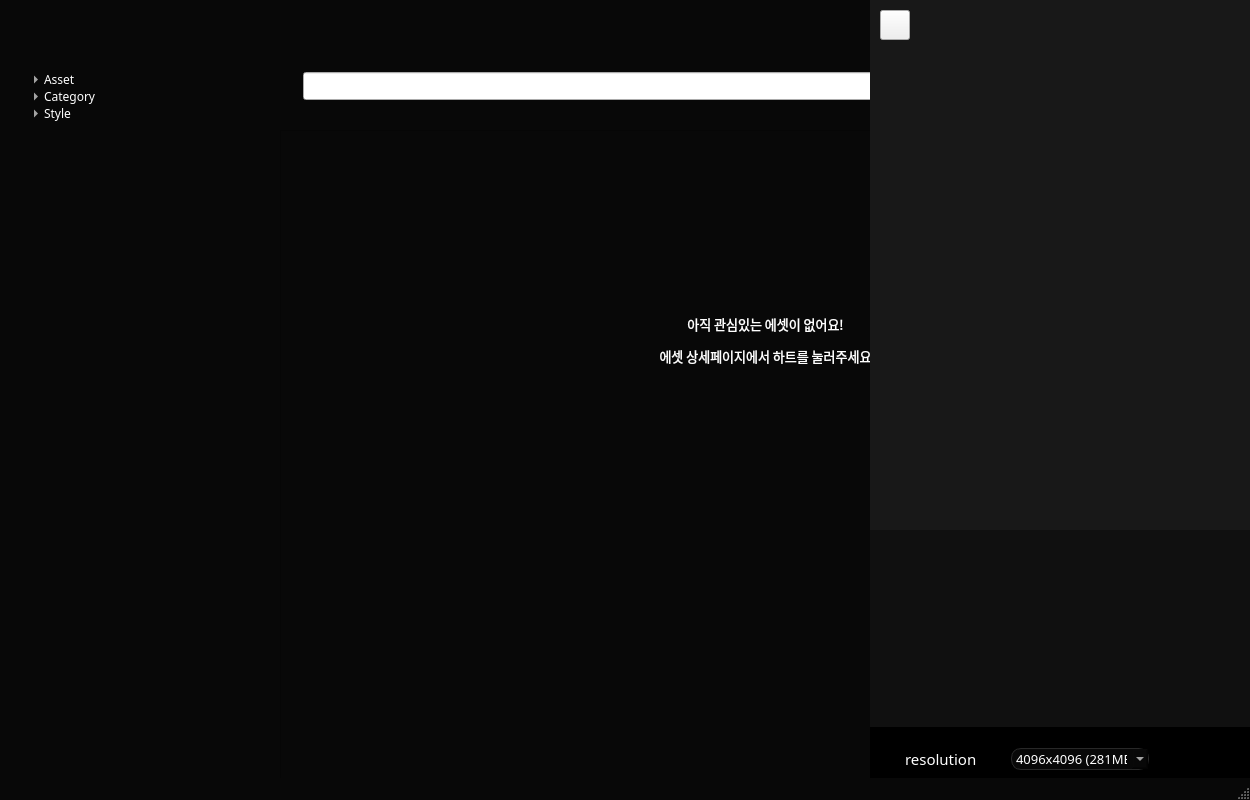
The window that gui/asset_main2.ui (oventd/NA_Spirit) describes before a commit, drawn with Qt 5.
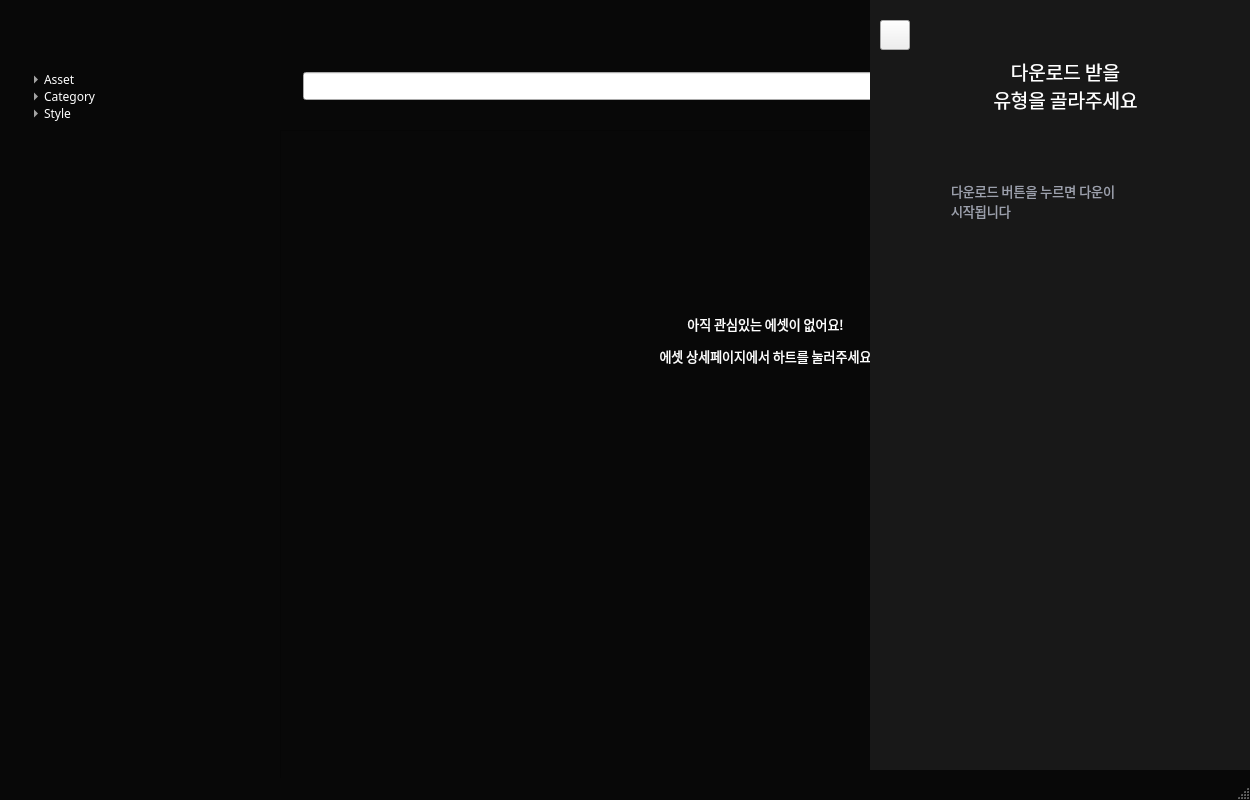
The same window after the commit. The open tabs and pages were chosen to show the change. Icons and pictures are not drawn.

Commit message: ui바꿈

Diff of the .ui file:
```diff
--- a/gui/asset_main2.ui
+++ b/gui/asset_main2.ui
@@ -76,15 +76,6 @@
        </color>
       </brush>
      </colorrole>
-     <colorrole role="BrightText">
-      <brush brushstyle="SolidPattern">
-       <color alpha="255">
-        <red>255</red>
-        <green>255</green>
-        <blue>255</blue>
-       </color>
-      </brush>
-     </colorrole>
      <colorrole role="ButtonText">
       <brush brushstyle="SolidPattern">
        <color alpha="255">
@@ -130,24 +121,6 @@
        </color>
       </brush>
      </colorrole>
-     <colorrole role="ToolTipBase">
-      <brush brushstyle="SolidPattern">
-       <color alpha="255">
-        <red>255</red>
-        <green>255</green>
-        <blue>220</blue>
-       </color>
-      </brush>
-     </colorrole>
-     <colorrole role="ToolTipText">
-      <brush brushstyle="SolidPattern">
-       <color alpha="255">
-        <red>0</red>
-        <green>0</green>
-        <blue>0</blue>
-       </color>
-      </brush>
-     </colorrole>
      <colorrole role="PlaceholderText">
       <brush brushstyle="SolidPattern">
        <color alpha="255">
@@ -222,15 +195,6 @@
        </color>
       </brush>
      </colorrole>
-     <colorrole role="BrightText">
-      <brush brushstyle="SolidPattern">
-       <color alpha="255">
-        <red>255</red>
-        <green>255</green>
-        <blue>255</blue>
-       </color>
-      </brush>
-     </colorrole>
      <colorrole role="ButtonText">
       <brush brushstyle="SolidPattern">
        <color alpha="255">
@@ -276,24 +240,6 @@
        </color>
       </brush>
      </colorrole>
-     <colorrole role="ToolTipBase">
-      <brush brushstyle="SolidPattern">
-       <color alpha="255">
-        <red>255</red>
-        <green>255</green>
-        <blue>220</blue>
-       </color>
-      </brush>
-     </colorrole>
-     <colorrole role="ToolTipText">
-      <brush brushstyle="SolidPattern">
-       <color alpha="255">
-        <red>0</red>
-        <green>0</green>
-        <blue>0</blue>
-       </color>
-      </brush>
-     </colorrole>
      <colorrole role="PlaceholderText">
       <brush brushstyle="SolidPattern">
        <color alpha="255">
@@ -368,15 +314,6 @@
        </color>
       </brush>
      </colorrole>
-     <colorrole role="BrightText">
-      <brush brushstyle="SolidPattern">
-       <color alpha="255">
-        <red>255</red>
-        <green>255</green>
-        <blue>255</blue>
-       </color>
-      </brush>
-     </colorrole>
      <colorrole role="ButtonText">
       <brush brushstyle="SolidPattern">
        <color alpha="255">
@@ -422,24 +359,6 @@
        </color>
       </brush>
      </colorrole>
-     <colorrole role="ToolTipBase">
-      <brush brushstyle="SolidPattern">
-       <color alpha="255">
-        <red>255</red>
-        <green>255</green>
-        <blue>220</blue>
-       </color>
-      </brush>
-     </colorrole>
-     <colorrole role="ToolTipText">
-      <brush brushstyle="SolidPattern">
-       <color alpha="255">
-        <red>0</red>
-        <green>0</green>
-        <blue>0</blue>
-       </color>
-      </brush>
-     </colorrole>
      <colorrole role="PlaceholderText">
       <brush brushstyle="SolidPattern">
        <color alpha="255">
@@ -1005,7 +924,6 @@
        <font>
         <family>PT Sans</family>
         <pointsize>24</pointsize>
-        <weight>50</weight>
         <bold>false</bold>
        </font>
       </property>
@@ -1499,7 +1417,7 @@
         <x>141</x>
         <y>748</y>
         <width>145</width>
-        <height>21</height>
+        <height>20</height>
        </rect>
       </property>
       <property name="font">
@@ -1588,7 +1506,6 @@
        <font>
         <family>PT Sans</family>
         <pointsize>24</pointsize>
-        <weight>50</weight>
         <bold>false</bold>
        </font>
       </property>
@@ -1671,6 +1588,282 @@
      <zorder>like_btn</zorder>
      <zorder>stackedWidget_2</zorder>
     </widget>
+    <widget class="QWidget" name="page_5">
+     <widget class="QLabel" name="label_10">
+      <property name="geometry">
+       <rect>
+        <x>58</x>
+        <y>650</y>
+        <width>281</width>
+        <height>71</height>
+       </rect>
+      </property>
+      <property name="font">
+       <font>
+        <family>Pretendard Variable</family>
+        <pointsize>10</pointsize>
+       </font>
+      </property>
+      <property name="styleSheet">
+       <string notr="true">color : #9CA0AC</string>
+      </property>
+      <property name="text">
+       <string/>
+      </property>
+      <property name="pixmap">
+       <pixmap>../../../../../nas/spirit/asset_project/source/popup_source/down_btn.png</pixmap>
+      </property>
+      <property name="wordWrap">
+       <bool>true</bool>
+      </property>
+     </widget>
+     <widget class="QLabel" name="label_11">
+      <property name="geometry">
+       <rect>
+        <x>81</x>
+        <y>180</y>
+        <width>221</width>
+        <height>41</height>
+       </rect>
+      </property>
+      <property name="font">
+       <font>
+        <family>Pretendard Variable</family>
+        <pointsize>10</pointsize>
+       </font>
+      </property>
+      <property name="styleSheet">
+       <string notr="true">color : #9CA0AC</string>
+      </property>
+      <property name="text">
+       <string>다운로드 버튼을 누르면 다운이 시작됩니다</string>
+      </property>
+      <property name="wordWrap">
+       <bool>true</bool>
+      </property>
+     </widget>
+     <widget class="QPushButton" name="cancel_touch_area_one">
+      <property name="geometry">
+       <rect>
+        <x>58</x>
+        <y>659</y>
+        <width>131</width>
+        <height>51</height>
+       </rect>
+      </property>
+      <property name="styleSheet">
+       <string notr="true">QPushButton {
+    background: transparent;  /* 배경 투명 */
+    border: none;  /* 테두리 제거 */
+}</string>
+      </property>
+      <property name="text">
+       <string/>
+      </property>
+     </widget>
+     <widget class="QLabel" name="download_format_label_one">
+      <property name="geometry">
+       <rect>
+        <x>125</x>
+        <y>135</y>
+        <width>139</width>
+        <height>28</height>
+       </rect>
+      </property>
+      <property name="font">
+       <font>
+        <family>Pretendard Variable</family>
+        <pointsize>14</pointsize>
+       </font>
+      </property>
+      <property name="styleSheet">
+       <string notr="true">color : #ffffff</string>
+      </property>
+      <property name="text">
+       <string/>
+      </property>
+     </widget>
+     <widget class="QPushButton" name="exit_btn_4">
+      <property name="geometry">
+       <rect>
+        <x>10</x>
+        <y>20</y>
+        <width>30</width>
+        <height>30</height>
+       </rect>
+      </property>
+      <property name="font">
+       <font>
+        <family>PT Sans</family>
+        <pointsize>24</pointsize>
+        <bold>false</bold>
+       </font>
+      </property>
+      <property name="styleSheet">
+       <string notr="true"/>
+      </property>
+      <property name="text">
+       <string/>
+      </property>
+      <property name="icon">
+       <iconset>
+        <normaloff>../../../../../../../nas/spirit/asset_project/source/ic___white.png</normaloff>../../../../../../../nas/spirit/asset_project/source/ic___white.png</iconset>
+      </property>
+      <property name="iconSize">
+       <size>
+        <width>30</width>
+        <height>30</height>
+       </size>
+      </property>
+     </widget>
+     <widget class="QLabel" name="label_12">
+      <property name="geometry">
+       <rect>
+        <x>0</x>
+        <y>0</y>
+        <width>391</width>
+        <height>770</height>
+       </rect>
+      </property>
+      <property name="styleSheet">
+       <string notr="true">background-color:#181818;</string>
+      </property>
+      <property name="text">
+       <string/>
+      </property>
+     </widget>
+     <widget class="QPushButton" name="download_format_touch_area_one">
+      <property name="geometry">
+       <rect>
+        <x>105</x>
+        <y>124</y>
+        <width>181</width>
+        <height>51</height>
+       </rect>
+      </property>
+      <property name="styleSheet">
+       <string notr="true">QPushButton {
+    background: transparent;  /* 배경 투명 */
+    border: none;  /* 테두리 제거 */
+}</string>
+      </property>
+      <property name="text">
+       <string/>
+      </property>
+     </widget>
+     <widget class="QLabel" name="label_13">
+      <property name="geometry">
+       <rect>
+        <x>90</x>
+        <y>60</y>
+        <width>211</width>
+        <height>51</height>
+       </rect>
+      </property>
+      <property name="font">
+       <font>
+        <family>Pretendard Variable</family>
+        <pointsize>14</pointsize>
+       </font>
+      </property>
+      <property name="styleSheet">
+       <string notr="true">color : #ffffff</string>
+      </property>
+      <property name="text">
+       <string>다운로드 받을 
+유형을 골라주세요</string>
+      </property>
+      <property name="alignment">
+       <set>Qt::AlignCenter</set>
+      </property>
+      <property name="wordWrap">
+       <bool>true</bool>
+      </property>
+     </widget>
+     <widget class="QPushButton" name="download_touch_area_one">
+      <property name="geometry">
+       <rect>
+        <x>195</x>
+        <y>659</y>
+        <width>131</width>
+        <height>51</height>
+       </rect>
+      </property>
+      <property name="styleSheet">
+       <string notr="true">QPushButton {
+    background: transparent;  /* 배경 투명 */
+    border: none;  /* 테두리 제거 */
+}</string>
+      </property>
+      <property name="text">
+       <string/>
+      </property>
+     </widget>
+     <widget class="QLabel" name="ready_download_2">
+      <property name="geometry">
+       <rect>
+        <x>150</x>
+        <y>245</y>
+        <width>91</width>
+        <height>31</height>
+       </rect>
+      </property>
+      <property name="font">
+       <font>
+        <family>Pretendard Variable</family>
+        <pointsize>8</pointsize>
+       </font>
+      </property>
+      <property name="styleSheet">
+       <string notr="true">color:#a3a3a3</string>
+      </property>
+      <property name="text">
+       <string/>
+      </property>
+      <property name="pixmap">
+       <pixmap>../../../../../nas/spirit/asset_project/source/popup_source/saved.png</pixmap>
+      </property>
+     </widget>
+     <widget class="QLabel" name="download_asset">
+      <property name="geometry">
+       <rect>
+        <x>80</x>
+        <y>290</y>
+        <width>221</width>
+        <height>41</height>
+       </rect>
+      </property>
+      <property name="font">
+       <font>
+        <family>Pretendard Variable</family>
+        <pointsize>10</pointsize>
+       </font>
+      </property>
+      <property name="styleSheet">
+       <string notr="true">color : #9CA0AC</string>
+      </property>
+      <property name="text">
+       <string/>
+      </property>
+      <property name="alignment">
+       <set>Qt::AlignCenter</set>
+      </property>
+      <property name="wordWrap">
+       <bool>true</bool>
+      </property>
+     </widget>
+     <zorder>label_12</zorder>
+     <zorder>label_10</zorder>
+     <zorder>label_11</zorder>
+     <zorder>cancel_touch_area_one</zorder>
+     <zorder>download_format_label_one</zorder>
+     <zorder>exit_btn_4</zorder>
+     <zorder>label_13</zorder>
+     <zorder>download_touch_area_one</zorder>
+     <zorder>ready_download_2</zorder>
+     <zorder>download_asset</zorder>
+     <zorder>download_format_touch_area_one</zorder>
+    </widget>
     <widget class="QWidget" name="page_4">
      <widget class="QListWidget" name="download_listwidget">
       <property name="geometry">
```
Left out of the diff: 10 changed lines with no effect on the pictures.
